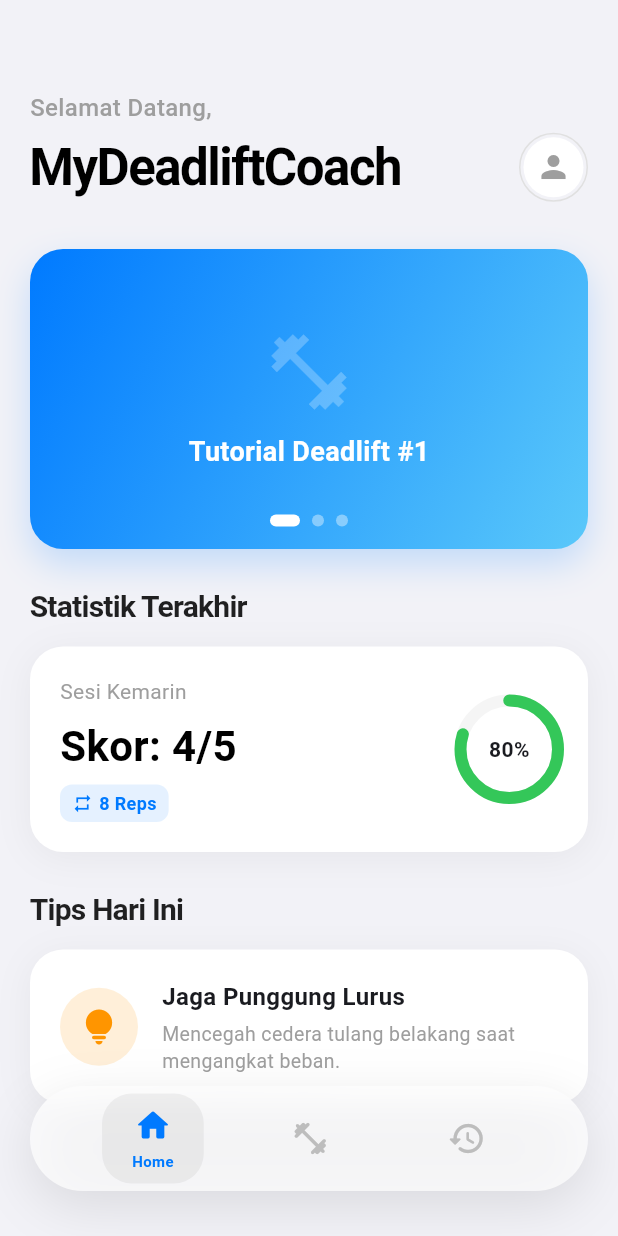
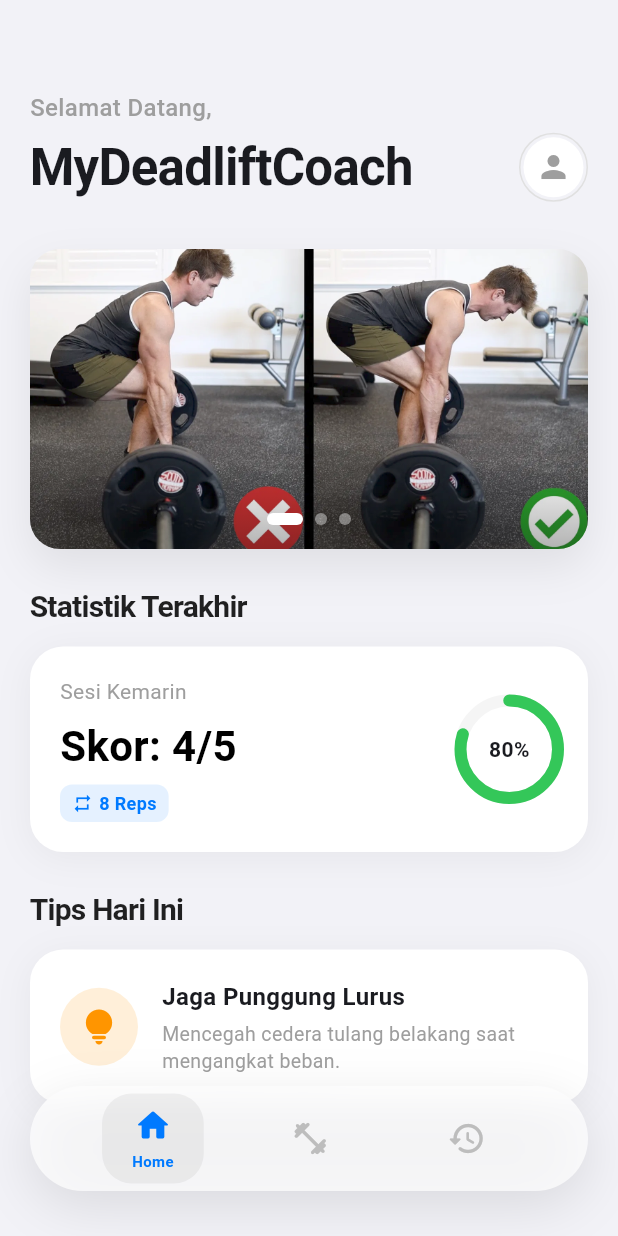
Before and after one commit to Ivan8Conan/MyDeadliftCoach, a Flutter app: the screen it shows after launch, on a phone screen of 412 x 824 dp. Run offline on Flutter 3.47's test engine with Material 3 defaults, Android fonts, the phone set to English and light mode, and no system bars; our stand-ins replace camera, permission_handler; missing offline and left inert: dart:html, dart:js, google_mlkit_pose_detection.

Commit message:
Homepage UI Updated

```diff
--- a/lib/homepage.dart
+++ b/lib/homepage.dart
@@ -1,8 +1,10 @@
 import 'package:flutter/material.dart';
-import 'dart:ui'; // Diperlukan untuk ImageFilter (Efek Blur)
+import 'dart:ui';
 import 'dart:async';
 import 'trainingpage.dart';
 import 'historypage.dart';
+
+final RouteObserver<PageRoute> routeObserver = RouteObserver<PageRoute>();
 
 class HomePage extends StatefulWidget {
   const HomePage({super.key});
@@ -11,61 +13,119 @@ class HomePage extends StatefulWidget {
   State<HomePage> createState() => _HomePageState();
 }
 
-class _HomePageState extends State<HomePage> {
+class _HomePageState extends State<HomePage> with TickerProviderStateMixin, RouteAware {
   int _selectedIndex = 0;
   int _currentCarouselIndex = 0;
   Timer? _carouselTimer;
+  late PageController _carouselController;
 
   final Color _iosBgColor = const Color(0xFFF2F2F7);
   final Color _iosBlue = const Color(0xFF007AFF);
   final Color _iosCardColor = Colors.white;
 
-  late final List<Widget> _pages = [
+  late final List<Widget> _pages;
+
+  // Animation controllers
+  late AnimationController _profileController;
+  late AnimationController _cardController;
+  late AnimationController _tipsController;
+
+  @override
+  void initState() {
+    super.initState();
+    _carouselController = PageController(initialPage: 0);
+
+    // Animations
+    _profileController = AnimationController(
+      duration: const Duration(milliseconds: 350),
+      vsync: this,
+    );
+    _cardController = AnimationController(
+      duration: const Duration(milliseconds: 500),
+      vsync: this,
+    );
+    _tipsController = AnimationController(
+      duration: const Duration(milliseconds: 400),
+      vsync: this,
+    );
+
+    _pages = [
       _buildHomeContent(),
       const TrainingPage(),
       const HistoryPage(),
     ];
+    _startAnimations();
 
-  @override
-  void initState() {
-    super.initState();
-    _carouselTimer = Timer.periodic(const Duration(seconds: 4), (Timer timer) {
-      if (mounted) {
-        setState(() {
-          _currentCarouselIndex = (_currentCarouselIndex + 1) % 3;
-        });
+    // Mulai timer
+    _startTimer();
+  }
+
+  void _startTimer() {
+    _carouselTimer?.cancel();
+    _carouselTimer = Timer.periodic(const Duration(seconds: 4), (_) {
+      if (!mounted) return;
+      if (_carouselController.hasClients) {
+        final next = (_currentCarouselIndex + 1) % 3;
+        _carouselController.animateToPage(next,
+            duration: const Duration(milliseconds: 600),
+            curve: Curves.easeInOutCubic);
       }
     });
   }
 
+  void _stopTimer() {
+    _carouselTimer?.cancel();
+    _carouselTimer = null;
+  }
+
+  void _startAnimations() {
+    _profileController.reset();
+    _cardController.reset();
+    _tipsController.reset();
+    Future.delayed(const Duration(milliseconds: 100), () {
+      if (mounted) _profileController.forward();
+    });
+    Future.delayed(const Duration(milliseconds: 200), () {
+      if (mounted) _cardController.forward();
+    });
+    Future.delayed(const Duration(milliseconds: 300), () {
+      if (mounted) _tipsController.forward();
+    });
+  }
+
+  @override
+  void didChangeDependencies() {
+    super.didChangeDependencies();
+    final modalRoute = ModalRoute.of<dynamic>(context) as PageRoute<dynamic>?; // <-- cast
+    if (modalRoute != null) routeObserver.subscribe(this, modalRoute);
+  }
+
   @override
   void dispose() {
-    _carouselTimer?.cancel();
+    routeObserver.unsubscribe(this);
+    _stopTimer();
+    _carouselController.dispose();
+    _profileController.dispose();
+    _cardController.dispose();
+    _tipsController.dispose();
     super.dispose();
   }
 
-  // Halaman Dummy untuk History
-  Widget _buildDummyPage(String title) {
-    return Scaffold(
-      backgroundColor: _iosBgColor,
-      body: Center(
-        child: Text(
-          title,
-          style: TextStyle(
-            color: Colors.grey[400],
-            fontSize: 24,
-            fontWeight: FontWeight.bold,
-          ),
-        ),
-      ),
-    );
+  @override
+  void didPushNext() => _stopTimer();
+
+  @override
+  void didPopNext() {
+    if (_selectedIndex == 0) {
+      _startTimer();
+    }
   }
 
   Widget _buildHomeContent() {
     return Scaffold(
       backgroundColor: _iosBgColor,
       body: CustomScrollView(
-        physics: const BouncingScrollPhysics(),
+        physics: const BouncingScrollPhysics(parent: AlwaysScrollableScrollPhysics()),
         slivers: [
           SliverToBoxAdapter(
             child: Padding(
@@ -73,48 +133,37 @@ class _HomePageState extends State<HomePage> {
               child: Column(
                 crossAxisAlignment: CrossAxisAlignment.start,
                 children: [
-                  const Text(
-                    'Selamat Datang,',
-                    style: TextStyle(
-                      fontSize: 16,
-                      fontWeight: FontWeight.w500,
-                      color: Colors.grey,
-                    ),
-                  ),
+                  const Text('Selamat Datang,',
+                      style: TextStyle(fontSize: 16, fontWeight: FontWeight.w500, color: Colors.grey)),
                   const SizedBox(height: 4),
                   Row(
                     mainAxisAlignment: MainAxisAlignment.spaceBetween,
                     children: [
-                      const Text(
-                        'MyDeadliftCoach',
-                        style: TextStyle(
-                          fontSize: 34,
-                          fontWeight: FontWeight.bold,
-                          color: Colors.black,
-                          letterSpacing: -1.0,
+                      const Text('MyDeadliftCoach',
+                          style: TextStyle(fontSize: 34, fontWeight: FontWeight.bold, letterSpacing: -0.5)),
+                      AnimatedBuilder(
+                        animation: _profileController,
+                        builder: (context, child) => Transform.scale(
+                          scale: Tween<double>(begin: 0.8, end: 1.0)
+                              .animate(CurvedAnimation(parent: _profileController, curve: Curves.easeOutBack))
+                              .value,
+                          child: child,
+                        ),
+                        child: GestureDetector(
+                          onTap: () => Feedback.forTap(context),
+                          child: Container(
+                            padding: const EdgeInsets.all(2),
+                            decoration: BoxDecoration(shape: BoxShape.circle, border: Border.all(color: Colors.grey.shade300)),
+                            child: const CircleAvatar(radius: 20, backgroundColor: Colors.white, child: Icon(Icons.person, color: Colors.grey)),
                           ),
                         ),
-                      // Profil Avatar
-                      Container(
-                        padding: const EdgeInsets.all(2),
-                        decoration: BoxDecoration(
-                          shape: BoxShape.circle,
-                          border: Border.all(color: Colors.grey.shade300),
                       ),
-                        child: const CircleAvatar(
-                          radius: 20,
-                          backgroundColor: Colors.white,
-                          child: Icon(Icons.person, color: Colors.grey),
-                        ),
-                      )
                     ],
                   ),
                 ],
               ),
             ),
           ),
-
-          // Konten Scrollable
           SliverToBoxAdapter(
             child: Padding(
               padding: const EdgeInsets.all(20),
@@ -122,18 +171,14 @@ class _HomePageState extends State<HomePage> {
                 children: [
                   _buildModernCarousel(),
                   const SizedBox(height: 24),
-
-                  _buildSectionHeader("Statistik Terakhir"),
+                  _buildAnimatedSectionHeader("Statistik Terakhir"),
                   const SizedBox(height: 12),
-                  _buildIOSWidget(child: _buildInfoContent()),
-
+                  _buildAnimatedIOSWidget(controller: _cardController, child: _buildInfoContent()),
                   const SizedBox(height: 24),
-
-                  _buildSectionHeader("Tips Hari Ini"),
+                  _buildAnimatedSectionHeader("Tips Hari Ini"),
                   const SizedBox(height: 12),
-                  _buildIOSWidget(child: _buildTipsContent()),
-
-                  const SizedBox(height: 100), // Padding bawah agar tidak tertutup nav bar
+                  _buildAnimatedIOSWidget(controller: _tipsController, child: _buildTipsContent()),
+                  const SizedBox(height: 100),
                 ],
               ),
             ),
@@ -143,19 +188,42 @@ class _HomePageState extends State<HomePage> {
     );
   }
 
-  Widget _buildSectionHeader(String title) {
-    return Row(
-      children: [
-        Text(
-          title,
-          style: const TextStyle(
-            fontSize: 20,
-            fontWeight: FontWeight.w700,
-            color: Colors.black87,
-            letterSpacing: -0.5,
+  Widget _buildAnimatedSectionHeader(String title) {
+    return AnimatedBuilder(
+      animation: _cardController,
+      builder: (context, child) => Transform.translate(
+        offset: Offset(Tween<double>(begin: -20, end: 0).animate(CurvedAnimation(parent: _cardController, curve: Curves.easeOutCubic)).value, 0),
+        child: Opacity(
+          opacity: Tween<double>(begin: 0.0, end: 1.0)
+              .animate(CurvedAnimation(parent: _cardController, curve: const Interval(0.5, 1.0, curve: Curves.easeOut)))
+              .value,
+          child: child,
         ),
       ),
-      ],
+      child: _buildSectionHeader(title),
+    );
+  }
+
+  Widget _buildSectionHeader(String title) {
+    return Row(children: [
+      Text(title,
+          style: const TextStyle(fontSize: 20, fontWeight: FontWeight.w700, color: Colors.black87, letterSpacing: -0.5)),
+    ]);
+  }
+
+  Widget _buildAnimatedIOSWidget({required AnimationController controller, required Widget child}) {
+    return AnimatedBuilder(
+      animation: controller,
+      builder: (context, child) => Transform.scale(
+        scale: Tween<double>(begin: 0.95, end: 1.0).animate(CurvedAnimation(parent: controller, curve: Curves.easeOutCubic)).value,
+        child: Opacity(
+          opacity: Tween<double>(begin: 0.0, end: 1.0)
+              .animate(CurvedAnimation(parent: controller, curve: const Interval(0.3, 1.0, curve: Curves.easeOut)))
+              .value,
+          child: child,
+        ),
+      ),
+      child: _buildIOSWidget(child: child),
     );
   }
 
@@ -166,96 +234,68 @@ class _HomePageState extends State<HomePage> {
       decoration: BoxDecoration(
         color: _iosCardColor,
         borderRadius: BorderRadius.circular(22),
-        boxShadow: [
-          BoxShadow(
-            color: Colors.black.withOpacity(0.05),
-            blurRadius: 20,
-            offset: const Offset(0, 4),
-          ),
-        ],
+        boxShadow: [BoxShadow(color: Colors.black.withOpacity(0.05), blurRadius: 20, offset: const Offset(0, 4))],
       ),
       child: child,
     );
   }
 
   Widget _buildModernCarousel() {
+    final List<String> carouselImages = [
+      'assets/images/deadlifttips1.webp',
+      'assets/images/deadlifttips2.jfif',
+      'assets/images/deadlifttips3.webp',
+    ];
+
     return Container(
       height: 200,
       decoration: BoxDecoration(
-        borderRadius: BorderRadius.circular(22),
+        borderRadius: BorderRadius.circular(20),
         boxShadow: [
           BoxShadow(
-            color: _iosBlue.withOpacity(0.2),
-            blurRadius: 20,
-            offset: const Offset(0, 10),
-          ),
+              color: Colors.black.withOpacity(0.08),
+              blurRadius: 24,
+              offset: const Offset(0, 12))
         ],
       ),
       child: ClipRRect(
-        borderRadius: BorderRadius.circular(22),
+        borderRadius: BorderRadius.circular(20),
         child: Stack(
           children: [
             PageView.builder(
-              controller: PageController(initialPage: _currentCarouselIndex),
-              onPageChanged: (index) {
-                setState(() {
-                  _currentCarouselIndex = index;
-                });
-              },
-              itemCount: 3,
-              itemBuilder: (context, index) {
-                return Container(
+              controller: _carouselController,
+              onPageChanged: (index) => setState(() => _currentCarouselIndex = index),
+              itemCount: carouselImages.length,
+              itemBuilder: (context, index) => Container(
+                width: double.infinity,
+                height: 200,
+                decoration: BoxDecoration(
+                  image: DecorationImage(
+                    image: AssetImage(carouselImages[index]),
+                    fit: BoxFit.cover,
+                    alignment: Alignment.center,
+                  ),
+                ),
+                child: Container(
                   decoration: BoxDecoration(
                     gradient: LinearGradient(
-                      begin: Alignment.topLeft,
-                      end: Alignment.bottomRight,
+                      begin: Alignment.topCenter,
+                      end: Alignment.bottomCenter,
                       colors: [
-                        _iosBlue,
-                        const Color(0xFF5AC8FA),
+                        Colors.transparent,
+                        Colors.black.withOpacity(0.3),
                       ],
+                      stops: const [0.7, 1.0],
                     ),
                   ),
-                  child: Center(
-                    child: Column(
-                      mainAxisAlignment: MainAxisAlignment.center,
-                      children: [
-                        Icon(Icons.fitness_center, color: Colors.white.withOpacity(0.25), size: 60),
-                        const SizedBox(height: 10),
-                        Text(
-                          "Tutorial Deadlift #${index + 1}",
-                          style: const TextStyle(
-                            color: Colors.white,
-                            fontSize: 18,
-                            fontWeight: FontWeight.bold,
                 ),
               ),
-                      ],
-                    ),
-                  ),
-                );
-              },
             ),
             Positioned(
-              bottom: 15,
+              bottom: 16,
               left: 0,
               right: 0,
-              child: Row(
-                mainAxisAlignment: MainAxisAlignment.center,
-                children: List.generate(3, (index) {
-                  return AnimatedContainer(
-                    duration: const Duration(milliseconds: 300),
-                    margin: const EdgeInsets.symmetric(horizontal: 4),
-                    width: _currentCarouselIndex == index ? 20 : 8,
-                    height: 8,
-                    decoration: BoxDecoration(
-                      color: _currentCarouselIndex == index
-                          ? Colors.white
-                          : Colors.white.withOpacity(0.4),
-                      borderRadius: BorderRadius.circular(4),
-                    ),
-                  );
-                }),
-              ),
+              child: _buildSmoothIOSDots(carouselImages.length),
             ),
           ],
         ),
@@ -263,103 +303,112 @@ class _HomePageState extends State<HomePage> {
     );
   }
 
+  Widget _buildSmoothIOSDots(int count) {
+    return AnimatedBuilder(
+      animation: _carouselController,
+      builder: (context, child) {
+        double currentPage = 0;
+        if (_carouselController.hasClients && _carouselController.position.haveDimensions) {
+          currentPage = _carouselController.page ?? _carouselController.initialPage.toDouble();
+        } else {
+          currentPage = _currentCarouselIndex.toDouble();
+        }
+
+        return Row(
+          mainAxisAlignment: MainAxisAlignment.center,
+          children: List.generate(count, (index) {
+            double distance = (currentPage - index).abs();
+            double t = (1.0 - distance).clamp(0.0, 1.0);
+            t = Curves.easeOutQuart.transform(t);
+            double width = 8.0 + (16.0 * t);
+            double opacity = 0.4 + (0.6 * t);
+
+            return Container(
+              margin: const EdgeInsets.symmetric(horizontal: 4),
+              height: 8,
+              width: width,
+              decoration: BoxDecoration(
+                color: Colors.white.withOpacity(opacity),
+                borderRadius: BorderRadius.circular(4),
+              ),
+            );
+          }),
+        );
+      },
+    );
+  }
+
   Widget _buildInfoContent() {
-    return Row(
-      mainAxisAlignment: MainAxisAlignment.spaceBetween,
-      children: [
-        Column(
-          crossAxisAlignment: CrossAxisAlignment.start,
-          children: [
-            const Text(
-              "Sesi Kemarin",
-              style: TextStyle(fontSize: 14, color: Colors.grey),
-            ),
+    return Row(mainAxisAlignment: MainAxisAlignment.spaceBetween, children: [
+      Column(crossAxisAlignment: CrossAxisAlignment.start, children: [
+        const Text("Sesi Kemarin", style: TextStyle(fontSize: 14, color: Colors.grey)),
         const SizedBox(height: 6),
-            const Text(
-              "Skor: 4/5",
-              style: TextStyle(
-                fontSize: 28,
-                fontWeight: FontWeight.bold,
-                color: Colors.black,
-              ),
-            ),
+        const Text("Skor: 4/5", style: TextStyle(fontSize: 28, fontWeight: FontWeight.bold, color: Colors.black)),
         const SizedBox(height: 6),
         Container(
           padding: const EdgeInsets.symmetric(horizontal: 8, vertical: 4),
-              decoration: BoxDecoration(
-                color: _iosBlue.withOpacity(0.1),
-                borderRadius: BorderRadius.circular(8),
-              ),
-              child: Row(
-                children: [
+          decoration: BoxDecoration(color: _iosBlue.withOpacity(0.1), borderRadius: BorderRadius.circular(8)),
+          child: Row(children: [
             Icon(Icons.repeat, size: 14, color: _iosBlue),
             const SizedBox(width: 4),
-                  Text(
-                    "8 Reps",
-                    style: TextStyle(fontSize: 12, fontWeight: FontWeight.bold, color: _iosBlue),
+            Text("8 Reps", style: TextStyle(fontSize: 12, fontWeight: FontWeight.bold, color: _iosBlue)),
+          ]),
         ),
-                ],
-              ),
-            ),
-          ],
-        ),
-        Stack(
-          alignment: Alignment.center,
-          children: [
+      ]),
+      GestureDetector(
+        onTap: () => Feedback.forTap(context),
+        child: Stack(alignment: Alignment.center, children: [
           SizedBox(
             width: 65,
             height: 65,
-              child: CircularProgressIndicator(
-                value: 0.8,
+            child: TweenAnimationBuilder(
+              tween: Tween<double>(begin: 0, end: 1),
+              duration: const Duration(milliseconds: 1200),
+              curve: Curves.easeOutCubic,
+              builder: (context, value, child) => CircularProgressIndicator(
+                value: value * 0.8,
                 backgroundColor: Colors.grey.shade100,
                 color: const Color(0xFF34C759),
                 strokeWidth: 8,
                 strokeCap: StrokeCap.round,
               ),
             ),
+          ),
           const Text("80%", style: TextStyle(fontWeight: FontWeight.bold, fontSize: 14)),
-          ],
-        )
-      ],
-    );
+        ]),
+      ),
+    ]);
   }
 
   Widget _buildTipsContent() {
-    return Row(
-      children: [
+    return GestureDetector(
+      onTap: () => Feedback.forTap(context),
+      child: Row(children: [
         Container(
           padding: const EdgeInsets.all(12),
-          decoration: BoxDecoration(
-            color: const Color(0xFFFF9500).withOpacity(0.15),
-            shape: BoxShape.circle,
-          ),
+          decoration: BoxDecoration(color: const Color(0xFFFF9500).withOpacity(0.15), shape: BoxShape.circle),
           child: const Icon(Icons.lightbulb_rounded, color: Color(0xFFFF9500), size: 28),
         ),
         const SizedBox(width: 16),
         const Expanded(
-          child: Column(
-            crossAxisAlignment: CrossAxisAlignment.start,
-            children: [
-              Text(
-                "Jaga Punggung Lurus",
-                style: TextStyle(fontWeight: FontWeight.bold, fontSize: 16),
+          child: Column(crossAxisAlignment: CrossAxisAlignment.start, children: [
+            Text("Jaga Punggung Lurus", style: TextStyle(fontWeight: FontWeight.bold, fontSize: 16)),
+            SizedBox(height: 4),
+            Text("Mencegah cedera tulang belakang saat mengangkat beban.",
+                style: TextStyle(color: Colors.grey, fontSize: 13, height: 1.4)),
+          ]),
         ),
-              SizedBox(height: 4),
-              Text(
-                "Mencegah cedera tulang belakang saat mengangkat beban.",
-                style: TextStyle(color: Colors.grey, fontSize: 13, height: 1.4),
-              ),
-            ],
-          ),
-        ),
-      ],
+      ]),
     );
   }
 
   void _onItemTapped(int index) {
-    setState(() {
-      _selectedIndex = index;
-    });
+    setState(() => _selectedIndex = index);
+    if (index == 0) {
+      _startTimer();
+    } else {
+      _stopTimer();
+    }
   }
 
   @override
@@ -373,13 +422,7 @@ class _HomePageState extends State<HomePage> {
         height: 70,
         decoration: BoxDecoration(
           borderRadius: BorderRadius.circular(35),
-          boxShadow: [
-            BoxShadow(
-              color: Colors.black.withOpacity(0.1),
-              blurRadius: 30,
-              offset: const Offset(0, 10),
-            ),
-          ],
+          boxShadow: [BoxShadow(color: Colors.black.withOpacity(0.1), blurRadius: 30, offset: const Offset(0, 10))],
         ),
         child: ClipRRect(
           borderRadius: BorderRadius.circular(35),
@@ -404,8 +447,7 @@ class _HomePageState extends State<HomePage> {
   }
 
   Widget _buildGlassIcon(int index, IconData icon, String label) {
-    bool isSelected = _selectedIndex == index;
-
+    final isSelected = _selectedIndex == index;
     return GestureDetector(
       onTap: () => _onItemTapped(index),
       behavior: HitTestBehavior.opaque,
@@ -421,21 +463,10 @@ class _HomePageState extends State<HomePage> {
           mainAxisSize: MainAxisSize.min,
           mainAxisAlignment: MainAxisAlignment.center,
           children: [
-            Icon(
-              icon,
-              color: isSelected ? _iosBlue : Colors.grey[400],
-              size: 26,
-            ),
+            Icon(icon, color: isSelected ? _iosBlue : Colors.grey[400], size: 26),
             if (isSelected) ...[
               const SizedBox(height: 4),
-              Text(
-                label,
-                style: TextStyle(
-                  color: _iosBlue,
-                  fontSize: 10,
-                  fontWeight: FontWeight.w600,
-                ),
-              ),
+              Text(label, style: TextStyle(color: _iosBlue, fontSize: 10, fontWeight: FontWeight.w600)),
             ]
           ],
         ),
--- a/lib/main.dart
+++ b/lib/main.dart
@@ -1,12 +1,13 @@
 import 'dart:async';
 import 'package:flutter/material.dart';
 import 'homepage.dart';
+
+final RouteObserver<PageRoute> routeObserver = RouteObserver<PageRoute>();
 
 void main() {
   runApp(const MyApp());
 }
 
-// Widget Utama untuk Konfigurasi Aplikasi
 class MyApp extends StatelessWidget {
   const MyApp({super.key});
 
@@ -19,6 +20,7 @@ class MyApp extends StatelessWidget {
         colorScheme: ColorScheme.fromSeed(seedColor: const Color(0xFF007BFF)),
         useMaterial3: true,
       ),
+      navigatorObservers: [routeObserver],
       home: const SplashScreen(),
     );
   }
--- a/pubspec.yaml
+++ b/pubspec.yaml
@@ -67,6 +67,9 @@ flutter:
   # To add assets to your application, add an assets section, like this:
   assets:
     - assets/images/LogoMyDeadliftCoach.png
+    - assets/images/deadlifttips1.webp
+    - assets/images/deadlifttips2.jfif
+    - assets/images/deadlifttips3.webp
 
 
   # An image asset can refer to one or more resolution-specific "variants", see
```
Also changed, not shown: assets/images/deadlifttips1.webp (added), assets/images/deadlifttips3.webp (added), 1 other file. Lines whose indentation alone changed are shown as unchanged.
